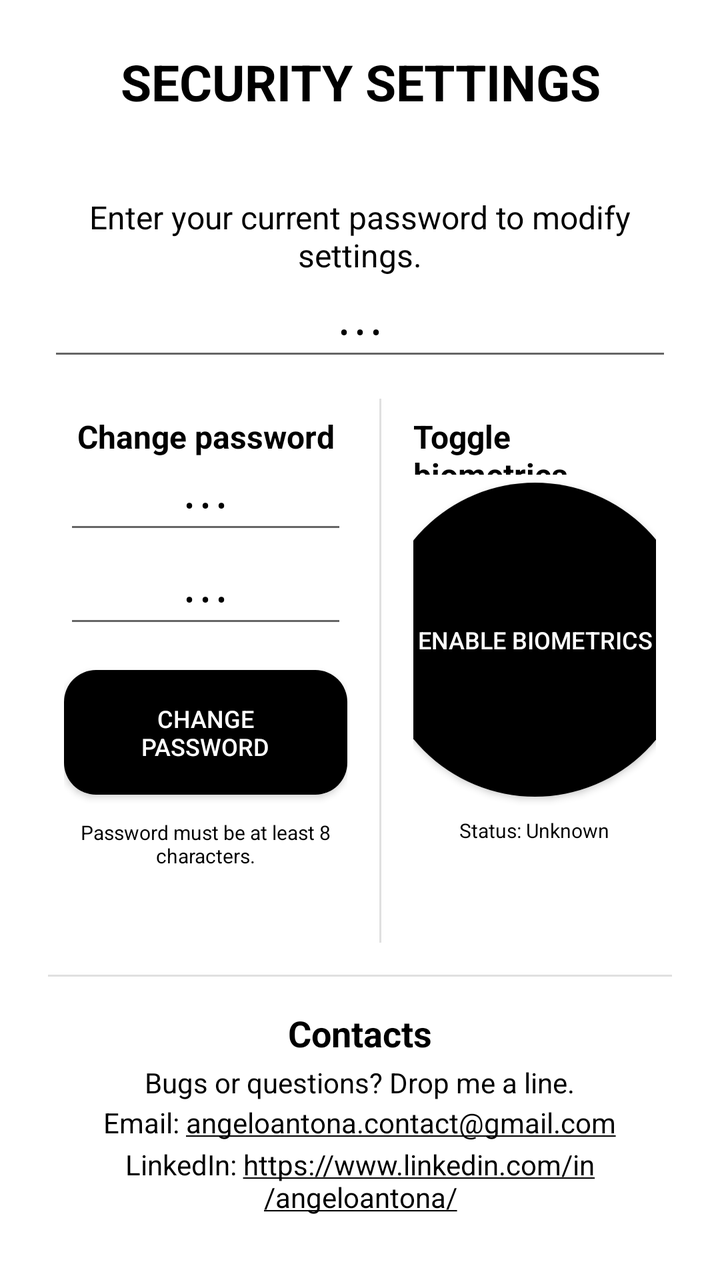
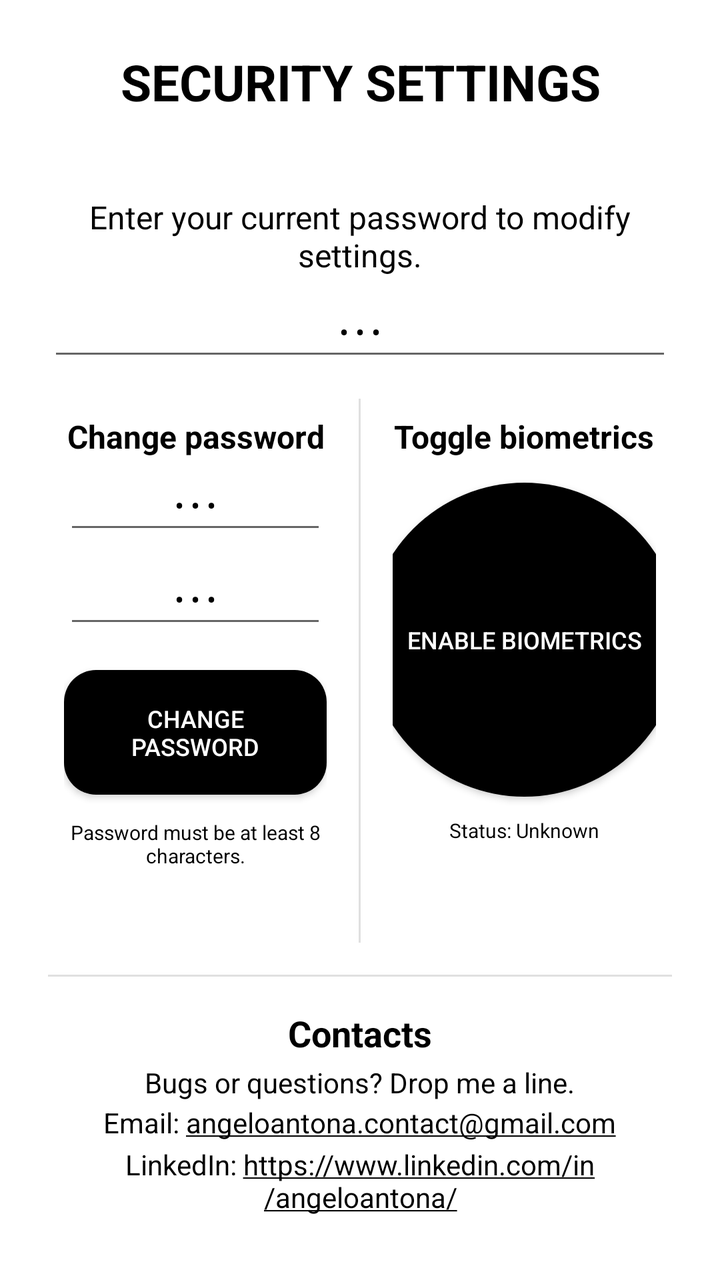

Two renders of the same Android screen: before a commit and after it. Below are the layout's source before the change and the commit's diff.
<!-- AndroidManifest.xml: application theme Theme.SuperSecureNotes -->
<!-- res/layout/activity_mod_lock.xml -->
<?xml version="1.0" encoding="utf-8"?>
<LinearLayout
    xmlns:android="http://schemas.android.com/apk/res/android"
    android:layout_width="match_parent"
    android:layout_height="match_parent"
    android:orientation="vertical"
    android:background="?android:colorBackground"
    android:padding="24dp">

    
    <TextView
        android:id="@+id/screenTitle"
        android:layout_width="wrap_content"
        android:layout_height="wrap_content"
        android:text="SECURITY SETTINGS"
        android:textStyle="bold"
        android:textSize="25sp"
        android:textColor="?android:textColorPrimary"
        android:layout_gravity="center_horizontal"
        android:gravity="center"
        android:layout_marginBottom="40dp" />

    
    <TextView
        android:id="@+id/currentPasswordInstruction"
        android:layout_width="wrap_content"
        android:layout_height="wrap_content"
        android:layout_gravity="center_horizontal"
        android:gravity="center"
        android:layout_marginBottom="8dp"
        android:text="Enter your current password to modify settings."
        android:textColor="?android:textColorPrimary"
        android:textSize="16sp" />

    
    <EditText
        android:id="@+id/previousPasswordEditText"
        android:layout_width="match_parent"
        android:layout_height="wrap_content"
        android:hint="• • •"
        android:inputType="textPassword"
        android:padding="10dp"
        android:textSize="14sp"
        android:gravity="center"
        android:textColor="?android:textColorPrimary"
        android:textColorHint="?android:textColorPrimary"
        android:layout_marginBottom="14dp" />

    
    <LinearLayout
        android:layout_width="wrap_content"
        android:layout_height="329dp"
        android:layout_weight="1"
        android:orientation="horizontal">

        
        <LinearLayout
            android:layout_width="0dp"
            android:layout_height="match_parent"
            android:layout_weight="1"
            android:orientation="vertical"
            android:padding="8dp">

            
            <TextView
                android:id="@+id/changePasswordHeader"
                android:layout_width="wrap_content"
                android:layout_height="wrap_content"
                android:layout_gravity="center_horizontal"
                android:layout_marginBottom="4dp"
                android:gravity="center"
                android:text="Change password"
                android:textColor="?android:textColorPrimary"
                android:textSize="16sp"
                android:textStyle="bold" />

            
            <EditText
                android:id="@+id/newPasswordEditText"
                android:layout_width="match_parent"
                android:layout_height="wrap_content"
                android:layout_marginBottom="8dp"
                android:gravity="center"
                android:hint="• • •"
                android:inputType="textPassword"
                android:padding="10dp"
                android:textColor="?android:textColorPrimary"
                android:textColorHint="?android:textColorPrimary"
                android:textSize="14sp" />

            
            <EditText
                android:id="@+id/repeatNewPasswordEditText"
                android:layout_width="match_parent"
                android:layout_height="wrap_content"
                android:layout_marginBottom="16dp"
                android:gravity="center"
                android:hint="• • •"
                android:inputType="textPassword"
                android:padding="10dp"
                android:textColor="?android:textColorPrimary"
                android:textColorHint="?android:textColorPrimary"
                android:textSize="14sp" />

            
            <Button
                android:id="@+id/savePasswordButton"
                android:layout_width="wrap_content"
                android:layout_height="wrap_content"
                android:layout_gravity="center_horizontal"
                android:background="@drawable/rounded_button"
                android:padding="16dp"
                android:text="Change Password"
                android:textColor="?android:colorBackground"
                android:textSize="12sp" />

            <TextView
                android:id="@+id/passwordStrengthTextView"
                android:layout_width="wrap_content"
                android:layout_height="wrap_content"
                android:layout_gravity="center_horizontal"
                android:layout_marginBottom="8dp"
                android:gravity="center"
                android:paddingTop="12dp"
                android:text="Password must be at least 8 characters."
                android:textColor="?android:textColorPrimary"
                android:textSize="10sp" />

        </LinearLayout>

        
        <View
            android:layout_width="1dp"
            android:layout_height="match_parent"
            android:layout_marginHorizontal="8dp"
            android:background="?android:dividerHorizontal" />

        
        <LinearLayout
            android:layout_width="0dp"
            android:layout_height="match_parent"
            android:layout_weight="1"
            android:orientation="vertical"
            android:padding="8dp">

            
            <TextView
                android:id="@+id/biometricHeader"
                android:layout_width="wrap_content"
                android:layout_height="30dp"
                android:layout_gravity="center_horizontal"
                android:layout_marginBottom="4dp"
                android:gravity="top"
                android:text="Toggle biometrics"
                android:textColor="?android:textColorPrimary"
                android:textSize="16sp"
                android:textStyle="bold" />

            
            <Button
                android:id="@+id/enableBiometricButton"
                android:layout_width="157dp"
                android:layout_height="157dp"
                android:layout_gravity="center_horizontal"
                android:background="@drawable/round_button"
                android:text="Enable Biometrics"
                android:textColor="?android:colorBackground"
                android:textSize="12sp" />

            <TextView
                android:id="@+id/biometricStatusTextView"
                android:layout_width="wrap_content"
                android:layout_height="wrap_content"
                android:layout_gravity="center_horizontal"
                android:gravity="center"
                android:paddingTop="10dp"
                android:text="Status: Unknown"
                android:textColor="?android:textColorPrimary"
                android:textSize="10sp" />

        </LinearLayout>
    </LinearLayout>

    
    <View
        android:layout_width="match_parent"
        android:layout_height="1dp"
        android:layout_marginVertical="16dp"
        android:background="?android:dividerHorizontal" />

    
    <LinearLayout
        android:layout_width="match_parent"
        android:layout_height="wrap_content"
        android:orientation="vertical"
        android:gravity="center_horizontal">

        <TextView
            android:id="@+id/contactsHeader"
            android:layout_width="wrap_content"
            android:layout_height="wrap_content"
            android:layout_marginBottom="3dp"
            android:gravity="center"
            android:text="Contacts"
            android:textColor="?android:textColorPrimary"
            android:textSize="18sp"
            android:textStyle="bold" />

        
        <TextView
            android:id="@+id/contactPrompt"
            android:layout_width="wrap_content"
            android:layout_height="wrap_content"
            android:text="Bugs or questions? Drop me a line."
            android:textSize="14sp"
            android:textColor="?android:textColorPrimary"
            android:gravity="center"
            android:layout_marginBottom="1dp" />

        <TextView
            android:id="@+id/emailInfo"
            android:layout_width="wrap_content"
            android:layout_height="wrap_content"
            android:text="Email: angeloantona.contact@gmail.com"
            android:autoLink="email"
            android:linksClickable="true"
            android:textColor="?android:textColorPrimary"
            android:textSize="14sp"
            android:gravity="center"
            android:layout_marginBottom="2dp" />

        <TextView
            android:id="@+id/linkedinInfo"
            android:layout_width="wrap_content"
            android:layout_height="wrap_content"
            android:text="LinkedIn: https://www.linkedin.com/in/angeloantona/"
            android:autoLink="web"
            android:linksClickable="true"
            android:textColor="?android:textColorPrimary"
            android:textSize="14sp"
            android:gravity="center"
            android:layout_marginBottom="8dp" />
    </LinearLayout>
</LinearLayout>
<!-- resources referenced by this layout -->
<resources>
  <!-- drawable round_button (drawable) -->
  <?xml version="1.0" encoding="utf-8"?>
  <shape xmlns:android="http://schemas.android.com/apk/res/android"
      android:shape="oval">
      <solid android:color="?android:attr/textColorPrimary" />
  </shape>
  <!-- drawable rounded_button (drawable) -->
  <shape xmlns:android="http://schemas.android.com/apk/res/android">
      
      <solid android:color="?android:attr/textColorPrimary" />
  
      
      <corners android:radius="16dp" />
  </shape>
  <style name="Theme.SuperSecureNotes" parent="Theme.AppCompat.Light.NoActionBar">
          <item name="android:colorBackground">@color/primaryBackgroundColor</item>
          <item name="android:windowLayoutInDisplayCutoutMode">shortEdges</item>
          <item name="android:textColorPrimary">@color/primaryTextColor</item>
          <item name="colorPrimaryDark">@color/primaryBackgroundColor</item>
          <item name="colorAccent">@color/black</item>
  
          
          <item name="actionModeBackground">@color/primaryBackgroundColor</item>
          <item name="actionModeSplitBackground">@color/primaryBackgroundColor</item>
          <item name="actionModeCloseDrawable">@android:drawable/ic_menu_close_clear_cancel</item>
          <item name="android:windowDrawsSystemBarBackgrounds">true</item>
          <item name="android:statusBarColor">@color/primaryBackgroundColor</item>
          <item name="android:navigationBarColor">@color/primaryBackgroundColor</item>
  
          
          <item name="alertDialogTheme">@style/CustomAlertDialogTheme.Light</item>
      </style>
  <color name="primaryBackgroundColor">#FFFFFF</color>
  <color name="primaryTextColor">#000000</color>
  <color name="black">#000000</color>
  <style name="CustomAlertDialogTheme.Light" parent="ThemeOverlay.AppCompat.Dialog.Alert">
          <item name="android:colorBackground">@color/primaryBackgroundColor</item>
          <item name="android:textColorPrimary">@color/primaryTextColor</item>
      </style>
</resources>

<!-- the commit's change to res/layout/activity_mod_lock.xml (unified diff, before → after) -->
@@ -48,7 +48,7 @@
 
     
     <LinearLayout
-        android:layout_width="wrap_content"
+        android:layout_width="match_parent"
         android:layout_height="329dp"
         android:layout_weight="1"
         android:orientation="horizontal">
